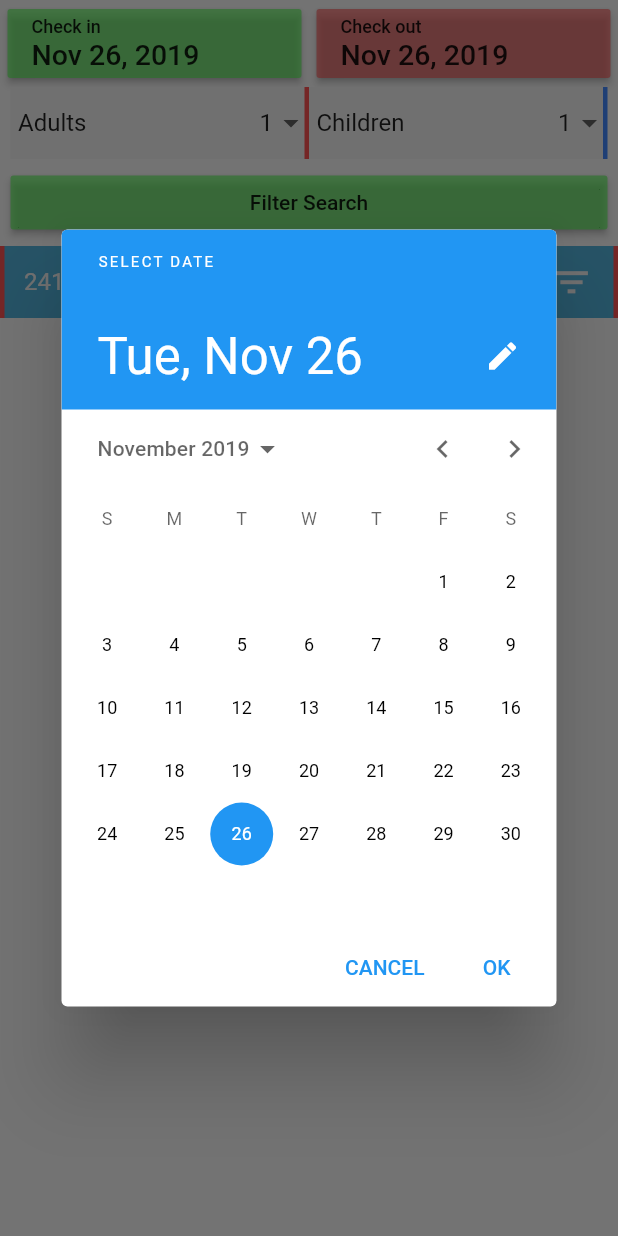
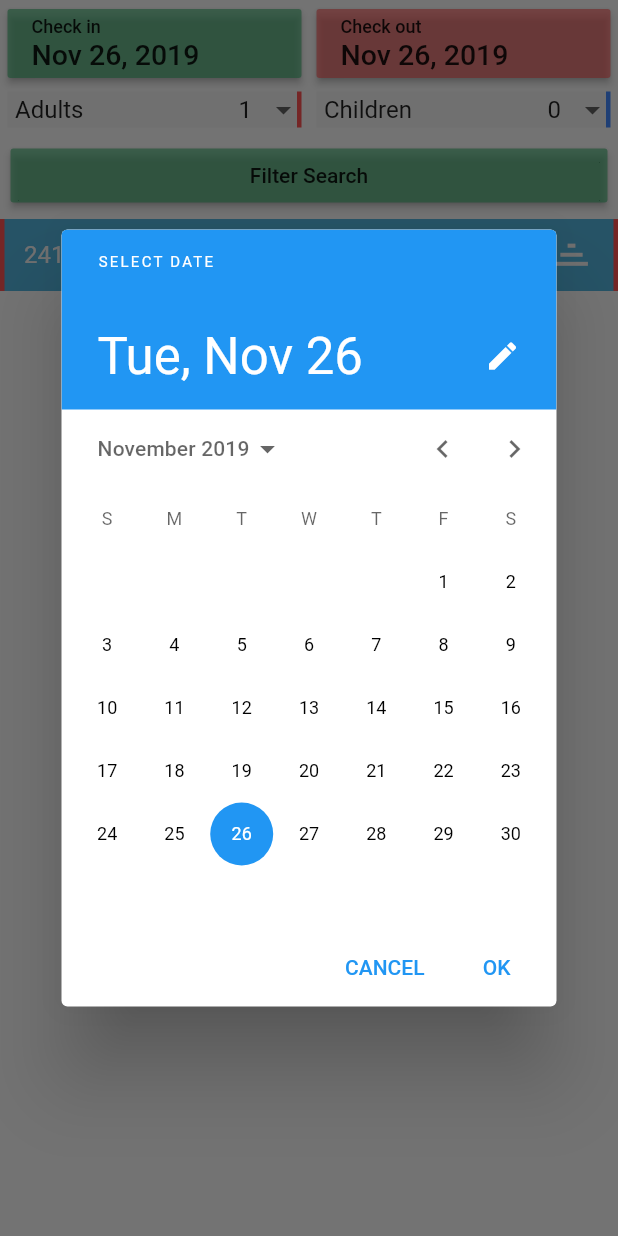
Before and after one commit to HPaulos/project-x, a Flutter app: the FilterBar widget shown alone on an empty page, opened directly, after a tap on the "filter list" icon, after a tap on "Check in", on a phone screen of 412 x 824 dp. Run offline on Flutter 3.47's test engine with Material 2 defaults, Android fonts, the phone set to English and light mode, and no system bars; our stand-ins replace carousel_pro.

Commit message:
updated search filter

```diff
--- a/lib/pages/home/search.dart
+++ b/lib/pages/home/search.dart
@@ -1,3 +1,5 @@
+import 'dart:math';
+
 import 'package:booker/models/hotel.dart';
 import 'package:booker/models/room_details.dart';
 import 'package:booker/widget/room_detail_card.dart';
@@ -125,7 +127,7 @@ class _FilterBarState extends State<FilterBar> {
                         left: 5, right: 5, top: 5, bottom: 5),
                     child: DatePicker(
                       name: "Check in",
-                      color: Color(0xA055FF55),
+                      color: Color(0xA03CB371),
                     ),
                   ),
                 ),
@@ -152,7 +154,8 @@ class _FilterBarState extends State<FilterBar> {
                 Expanded(
                   flex: 1,
                   child: Padding(
-                    padding: const EdgeInsets.only(left: 7.0),
+                    padding: const EdgeInsets.only(
+                        left: 5, right: 5, top: 3, bottom: 3),
                     child: DecoratedBox(
                         decoration: BoxDecoration(
                             color: Color(0xFFF5F5F5),
@@ -172,7 +175,20 @@ class _FilterBarState extends State<FilterBar> {
                                     ),
                                   ),
                                   Spacer(),
-                                  NumberDropDown()
+                                  NumberDropDown(
+                                    options: <String>[
+                                      '1',
+                                      '2',
+                                      '3',
+                                      '4',
+                                      '5',
+                                      '6',
+                                      '7',
+                                      '8',
+                                      '9',
+                                      '10'
+                                    ],
+                                  )
                                 ],
                               ),
                             ],
@@ -183,7 +199,8 @@ class _FilterBarState extends State<FilterBar> {
                 Expanded(
                   flex: 1,
                   child: Padding(
-                    padding: const EdgeInsets.only(right: 7.0),
+                    padding: const EdgeInsets.only(
+                        left: 5, right: 5, top: 3, bottom: 3),
                     child: DecoratedBox(
                         decoration: BoxDecoration(
                             color: Color(0xFFF5F5F5),
@@ -203,7 +220,21 @@ class _FilterBarState extends State<FilterBar> {
                                     ),
                                   ),
                                   Spacer(),
-                                  NumberDropDown()
+                                  NumberDropDown(
+                                    options: <String>[
+                                      '0',
+                                      '1',
+                                      '2',
+                                      '3',
+                                      '4',
+                                      '5',
+                                      '6',
+                                      '7',
+                                      '8',
+                                      '9',
+                                      '10'
+                                    ],
+                                  )
                                 ],
                               ),
                             ],
@@ -224,7 +255,7 @@ class _FilterBarState extends State<FilterBar> {
               children: <Widget>[
                 Expanded(
                   child: MaterialButton(
-                    color: Color(0xA055FF55),
+                    color: Color(0xA03CB371),
                     minWidth: double.maxFinite,
                     onPressed: () {},
                     child: Text("Filter Search"),
@@ -252,11 +283,20 @@ class _FilterBarState extends State<FilterBar> {
                   ),
                   Spacer(),
                   IconButton(
-                    icon: Icon(
-                      Icons.filter_list,
-                      color: Color(0xFFF5F5F5),
-                      size: 29,
-                    ),
+                    icon: showFilters
+                        ? Transform.rotate(
+                          angle: 180 * pi / 180,
+                            child: Icon(
+                              Icons.filter_list,
+                              color: Color(0xFFF5F5F5),
+                              size: 29,
+                            ),
+                          )
+                        : Icon(
+                            Icons.filter_list,
+                            color: Color(0xFFF5F5F5),
+                            size: 29,
+                          ),
                     onPressed: () {
                       setState(() {
                         showFilters = !showFilters;
@@ -298,11 +338,22 @@ class _DatePickerState extends State<DatePicker> {
     return RaisedButton(
       color: widget.color,
       onPressed: () async {
+        var now = DateTime.now();
+        var intialDate;
+        if (_value != null) {
+          intialDate = DateFormat('MMM dd, yyyy').parse(_value);
+        } else {
+          intialDate = now;
+        }
+
         Future<DateTime> selectedDate = showDatePicker(
           context: context,
-          initialDate: DateTime.now(),
-          firstDate: DateTime(2018),
-          lastDate: DateTime(2030),
+          initialDate: intialDate,
+          firstDate: DateTime(now.year),
+          lastDate: DateTime(now.year + 2),
+          selectableDayPredicate: (date) {
+            return true;
+          },
           builder: (BuildContext context, Widget child) {
             return Theme(
               data: Theme.of(context),
@@ -310,8 +361,10 @@ class _DatePickerState extends State<DatePicker> {
             );
           },
         );
-
         DateTime date = await selectedDate;
+        setState(() {
+          _value = DateFormat('MMM dd, yyyy').format(date);
+        });
       },
       child: Padding(
         padding: const EdgeInsets.only(top: 5, bottom: 5),
@@ -341,6 +394,10 @@ class _DatePickerState extends State<DatePicker> {
 }
 
 class NumberDropDown extends StatefulWidget {
+  List<String> options;
+
+  NumberDropDown({@required this.options});
+
   @override
   State<StatefulWidget> createState() {
     return _NumberDropDownState();
@@ -351,11 +408,18 @@ class _NumberDropDownState extends State<NumberDropDown> {
   String _selectedValue = '1';
 
   @override
+  void initState() {
+    super.initState();
+    _selectedValue = widget.options[0];
+  }
+
+  @override
   Widget build(BuildContext context) {
     return DropdownButtonHideUnderline(
       child: DropdownButton<String>(
+        isDense: true,
         value: _selectedValue,
-        items: <String>['1', '2', '3', '4', '5', '6', '7'].map((String value) {
+        items: widget.options.map((String value) {
           return DropdownMenuItem<String>(
             value: value,
             child: Text(
```
Also changed, not shown: flutter_03.png (added).
